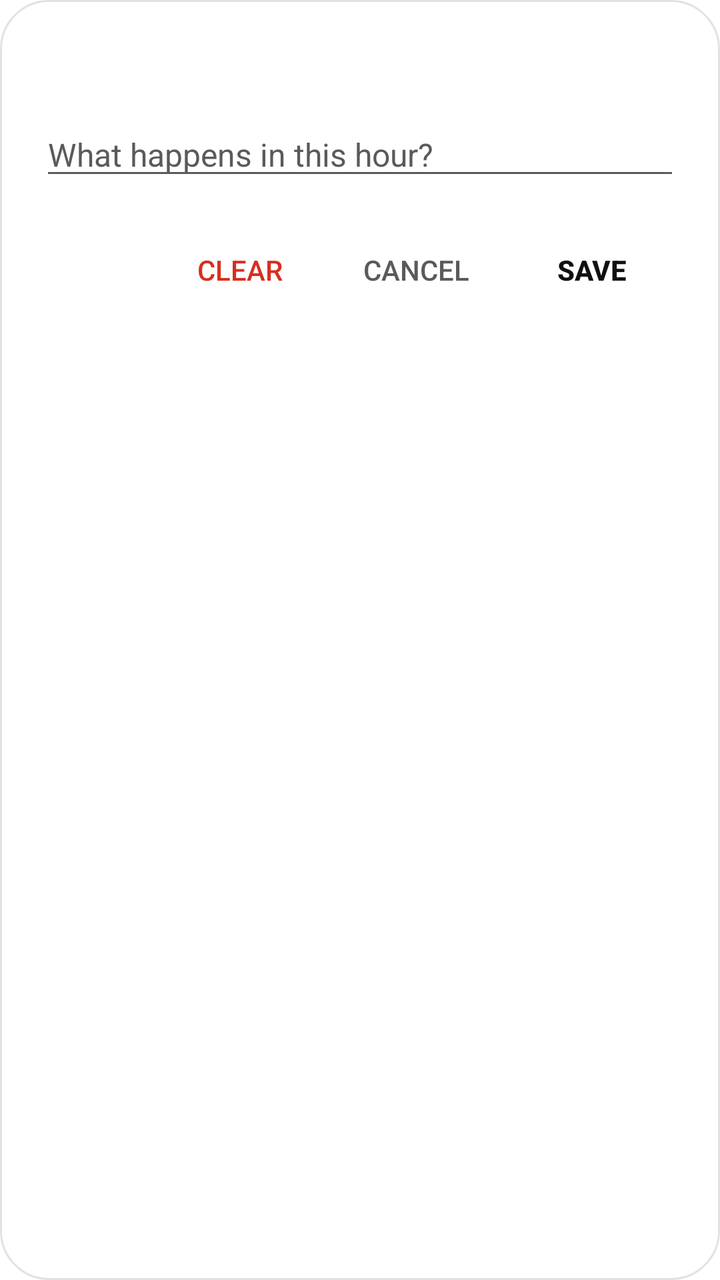
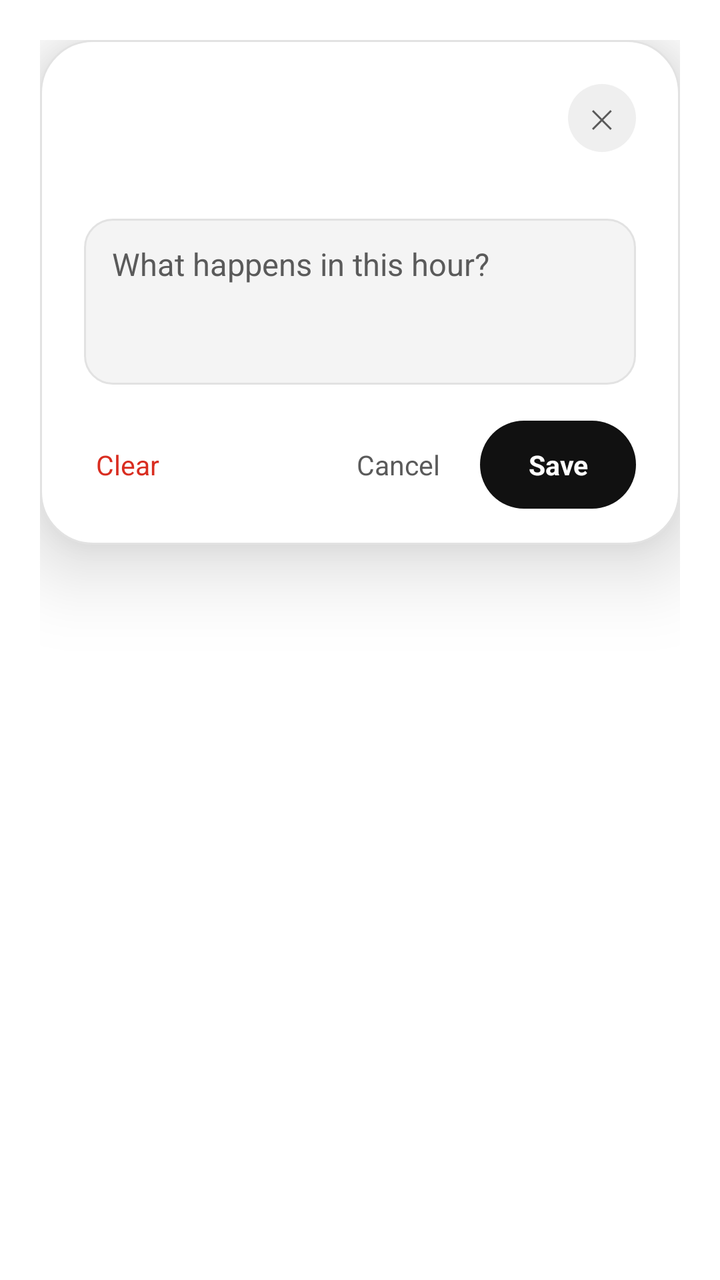

Two renders of the same Android screen: before a commit and after it. Below are the layout's source before the change and the commit's diff.
<!-- AndroidManifest.xml: activity theme QuickAddTheme -->
<!-- res/layout/quick_add.xml -->
<?xml version="1.0" encoding="utf-8"?>
<LinearLayout xmlns:android="http://schemas.android.com/apk/res/android"
    android:layout_width="match_parent"
    android:layout_height="wrap_content"
    android:layout_margin="24dp"
    android:background="@drawable/bg_widget"
    android:orientation="vertical"
    android:padding="20dp">

    <TextView
        android:id="@+id/quick_title"
        android:layout_width="match_parent"
        android:layout_height="wrap_content"
        android:textColor="@color/widget_text"
        android:textSize="18sp"
        android:textStyle="bold" />

    <EditText
        android:id="@+id/quick_text"
        android:layout_width="match_parent"
        android:layout_height="wrap_content"
        android:layout_marginTop="12dp"
        android:backgroundTint="@color/widget_muted"
        android:hint="@string/quick_hint"
        android:inputType="textCapSentences"
        android:maxLines="3"
        android:minLines="1"
        android:textColor="@color/widget_text"
        android:textColorHint="@color/widget_muted"
        android:textSize="16sp" />

    <LinearLayout
        android:layout_width="match_parent"
        android:layout_height="wrap_content"
        android:layout_marginTop="16dp"
        android:gravity="end"
        android:orientation="horizontal">

        <Button
            android:id="@+id/quick_clear"
            style="?android:attr/borderlessButtonStyle"
            android:layout_width="wrap_content"
            android:layout_height="wrap_content"
            android:text="@string/quick_clear"
            android:textColor="@color/widget_done_text" />

        <Button
            android:id="@+id/quick_cancel"
            style="?android:attr/borderlessButtonStyle"
            android:layout_width="wrap_content"
            android:layout_height="wrap_content"
            android:text="@string/quick_cancel"
            android:textColor="@color/widget_muted" />

        <Button
            android:id="@+id/quick_save"
            style="?android:attr/borderlessButtonStyle"
            android:layout_width="wrap_content"
            android:layout_height="wrap_content"
            android:text="@string/quick_save"
            android:textColor="@color/widget_accent"
            android:textStyle="bold" />
    </LinearLayout>
</LinearLayout>
<!-- resources referenced by this layout -->
<resources>
  <color name="widget_accent">#111111</color>
  <color name="widget_done_text">#D92D20</color>
  <color name="widget_muted">#5A5A5A</color>
  <color name="widget_text">#111111</color>
  <!-- drawable bg_widget (drawable) -->
  <?xml version="1.0" encoding="utf-8"?>
  <shape xmlns:android="http://schemas.android.com/apk/res/android"
      android:shape="rectangle">
      <solid android:color="@color/widget_background" />
      <corners android:radius="24dp" />
      <stroke
          android:width="1dp"
          android:color="@color/widget_stroke" />
  </shape>
  <string name="quick_cancel">Cancel</string>
  <string name="quick_clear">Clear</string>
  <string name="quick_hint">What happens in this hour?</string>
  <string name="quick_save">Save</string>
  <style name="QuickAddTheme" parent="@android:style/Theme.Material.Dialog.NoActionBar">
          <item name="android:windowBackground">@android:color/transparent</item>
          <item name="android:windowIsTranslucent">true</item>
          <item name="android:windowNoTitle">true</item>
          <item name="android:backgroundDimEnabled">true</item>
          <item name="android:backgroundDimAmount">0.55</item>
          <item name="android:colorAccent">@color/widget_accent</item>
          <item name="android:statusBarColor">@android:color/transparent</item>
          <item name="android:navigationBarColor">@android:color/transparent</item>
      </style>
  <color name="widget_background">#FFFFFF</color>
  <color name="widget_stroke">#E2E2E2</color>
</resources>

<!-- the commit's change to res/layout/quick_add.xml (unified diff, before → after) -->
@@ -1,64 +1,134 @@
 <?xml version="1.0" encoding="utf-8"?>
-<LinearLayout xmlns:android="http://schemas.android.com/apk/res/android"
+<FrameLayout xmlns:android="http://schemas.android.com/apk/res/android"
     android:layout_width="match_parent"
     android:layout_height="wrap_content"
-    android:layout_margin="24dp"
-    android:background="@drawable/bg_widget"
-    android:orientation="vertical"
+    android:background="@android:color/transparent"
     android:padding="20dp">
-
-    <TextView
-        android:id="@+id/quick_title"
-        android:layout_width="match_parent"
-        android:layout_height="wrap_content"
-        android:textColor="@color/widget_text"
-        android:textSize="18sp"
-        android:textStyle="bold" />
-
-    <EditText
-        android:id="@+id/quick_text"
-        android:layout_width="match_parent"
-        android:layout_height="wrap_content"
-        android:layout_marginTop="12dp"
-        android:backgroundTint="@color/widget_muted"
-        android:hint="@string/quick_hint"
-        android:inputType="textCapSentences"
-        android:maxLines="3"
-        android:minLines="1"
-        android:textColor="@color/widget_text"
-        android:textColorHint="@color/widget_muted"
-        android:textSize="16sp" />
 
     <LinearLayout
         android:layout_width="match_parent"
         android:layout_height="wrap_content"
-        android:layout_marginTop="16dp"
-        android:gravity="end"
-        android:orientation="horizontal">
+        android:background="@drawable/bg_quick_add"
+        android:elevation="24dp"
+        android:orientation="vertical"
+        android:paddingStart="22dp"
+        android:paddingTop="22dp"
+        android:paddingEnd="22dp"
+        android:paddingBottom="18dp">
 
-        <Button
-            android:id="@+id/quick_clear"
-            style="?android:attr/borderlessButtonStyle"
-            android:layout_width="wrap_content"
+        <LinearLayout
+            android:layout_width="match_parent"
             android:layout_height="wrap_content"
-            android:text="@string/quick_clear"
-            android:textColor="@color/widget_done_text" />
+            android:gravity="top"
+            android:orientation="horizontal">
 
-        <Button
-            android:id="@+id/quick_cancel"
-            style="?android:attr/borderlessButtonStyle"
-            android:layout_width="wrap_content"
+            <LinearLayout
+                android:layout_width="0dp"
+                android:layout_height="wrap_content"
+                android:layout_weight="1"
+                android:orientation="vertical">
+
+                <TextView
+                    android:id="@+id/quick_day"
+                    android:layout_width="match_parent"
+                    android:layout_height="wrap_content"
+                    android:letterSpacing="0.16"
+                    android:textColor="@color/widget_muted"
+                    android:textSize="9.5sp"
+                    android:textStyle="bold" />
+
+                <TextView
+                    android:id="@+id/quick_title"
+                    android:layout_width="match_parent"
+                    android:layout_height="wrap_content"
+                    android:layout_marginTop="6dp"
+                    android:fontFeatureSettings="tnum"
+                    android:includeFontPadding="false"
+                    android:letterSpacing="-0.02"
+                    android:textColor="@color/widget_text"
+                    android:textSize="26sp"
+                    android:textStyle="bold" />
+            </LinearLayout>
+
+            <TextView
+                android:id="@+id/quick_close"
+                android:layout_width="34dp"
+                android:layout_height="34dp"
+                android:layout_marginStart="10dp"
+                android:background="@drawable/bg_quick_add_close"
+                android:contentDescription="@string/quick_close"
+                android:gravity="center"
+                android:text="✕"
+                android:textColor="@color/widget_muted"
+                android:textSize="13sp" />
+        </LinearLayout>
+
+        <EditText
+            android:id="@+id/quick_text"
+            android:layout_width="match_parent"
             android:layout_height="wrap_content"
-            android:text="@string/quick_cancel"
-            android:textColor="@color/widget_muted" />
+            android:layout_marginTop="18dp"
+            android:background="@drawable/bg_quick_add_field"
+            android:gravity="top|start"
+            android:hint="@string/quick_hint"
+            android:includeFontPadding="false"
+            android:inputType="textCapSentences|textMultiLine"
+            android:maxLines="3"
+            android:minLines="3"
+            android:padding="14dp"
+            android:textColor="@color/widget_text"
+            android:textColorHint="@color/widget_muted"
+            android:textSize="15.5sp" />
 
-        <Button
-            android:id="@+id/quick_save"
-            style="?android:attr/borderlessButtonStyle"
-            android:layout_width="wrap_content"
+        <LinearLayout
+            android:layout_width="match_parent"
             android:layout_height="wrap_content"
-            android:text="@string/quick_save"
-            android:textColor="@color/widget_accent"
-            android:textStyle="bold" />
+            android:layout_marginTop="18dp"
+            android:gravity="center_vertical"
+            android:orientation="horizontal">
+
+            <TextView
+                android:id="@+id/quick_clear"
+                android:layout_width="wrap_content"
+                android:layout_height="44dp"
+                android:background="?android:attr/selectableItemBackgroundBorderless"
+                android:gravity="center"
+                android:paddingStart="6dp"
+                android:paddingEnd="12dp"
+                android:text="@string/quick_clear"
+                android:textColor="@color/widget_done_text"
+                android:textSize="13.5sp" />
+
+            <Space
+                android:layout_width="0dp"
+                android:layout_height="1dp"
+                android:layout_weight="1" />
+
+            <TextView
+                android:id="@+id/quick_cancel"
+                android:layout_width="wrap_content"
+                android:layout_height="44dp"
+                android:background="?android:attr/selectableItemBackgroundBorderless"
+                android:gravity="center"
+                android:paddingStart="14dp"
+                android:paddingEnd="14dp"
+                android:text="@string/quick_cancel"
+                android:textColor="@color/widget_muted"
+                android:textSize="13.5sp" />
+
+            <TextView
+                android:id="@+id/quick_save"
+                android:layout_width="wrap_content"
+                android:layout_height="44dp"
+                android:layout_marginStart="6dp"
+                android:background="@drawable/bg_quick_add_save"
+                android:gravity="center"
+                android:paddingStart="24dp"
+                android:paddingEnd="24dp"
+                android:text="@string/quick_save"
+                android:textColor="@color/widget_background"
+                android:textSize="13.5sp"
+                android:textStyle="bold" />
+        </LinearLayout>
     </LinearLayout>
-</LinearLayout>
+</FrameLayout>
<!-- resource entries referenced after the edit -->
@@ -4,18 +4,42 @@
   <color name="widget_done_text">#D92D20</color>
   <color name="widget_muted">#5A5A5A</color>
   <color name="widget_text">#111111</color>
-  <!-- drawable bg_widget (drawable) -->
+  <!-- drawable bg_quick_add (drawable) -->
   <?xml version="1.0" encoding="utf-8"?>
   <shape xmlns:android="http://schemas.android.com/apk/res/android"
       android:shape="rectangle">
       <solid android:color="@color/widget_background" />
-      <corners android:radius="24dp" />
+      <corners android:radius="26dp" />
       <stroke
           android:width="1dp"
           android:color="@color/widget_stroke" />
   </shape>
+  <!-- drawable bg_quick_add_close (drawable) -->
+  <?xml version="1.0" encoding="utf-8"?>
+  <shape xmlns:android="http://schemas.android.com/apk/res/android"
+      android:shape="oval">
+      <solid android:color="@color/widget_chip_muted_bg" />
+  </shape>
+  <!-- drawable bg_quick_add_field (drawable) -->
+  <?xml version="1.0" encoding="utf-8"?>
+  <shape xmlns:android="http://schemas.android.com/apk/res/android"
+      android:shape="rectangle">
+      <solid android:color="@color/widget_hero_neutral" />
+      <corners android:radius="14dp" />
+      <stroke
+          android:width="1dp"
+          android:color="@color/widget_hero_neutral_stroke" />
+  </shape>
+  <!-- drawable bg_quick_add_save (drawable) -->
+  <?xml version="1.0" encoding="utf-8"?>
+  <shape xmlns:android="http://schemas.android.com/apk/res/android"
+      android:shape="rectangle">
+      <solid android:color="@color/widget_accent" />
+      <corners android:radius="22dp" />
+  </shape>
   <string name="quick_cancel">Cancel</string>
   <string name="quick_clear">Clear</string>
+  <string name="quick_close">Close</string>
   <string name="quick_hint">What happens in this hour?</string>
   <string name="quick_save">Save</string>
   <style name="QuickAddTheme" parent="@android:style/Theme.Material.Dialog.NoActionBar">
@@ -30,5 +54,8 @@
       </style>
   <color name="widget_background">#FFFFFF</color>
   <color name="widget_stroke">#E2E2E2</color>
+  <color name="widget_chip_muted_bg">#EFEFEF</color>
+  <color name="widget_hero_neutral">#F4F4F4</color>
+  <color name="widget_hero_neutral_stroke">#E2E2E2</color>
 </resources>
 
